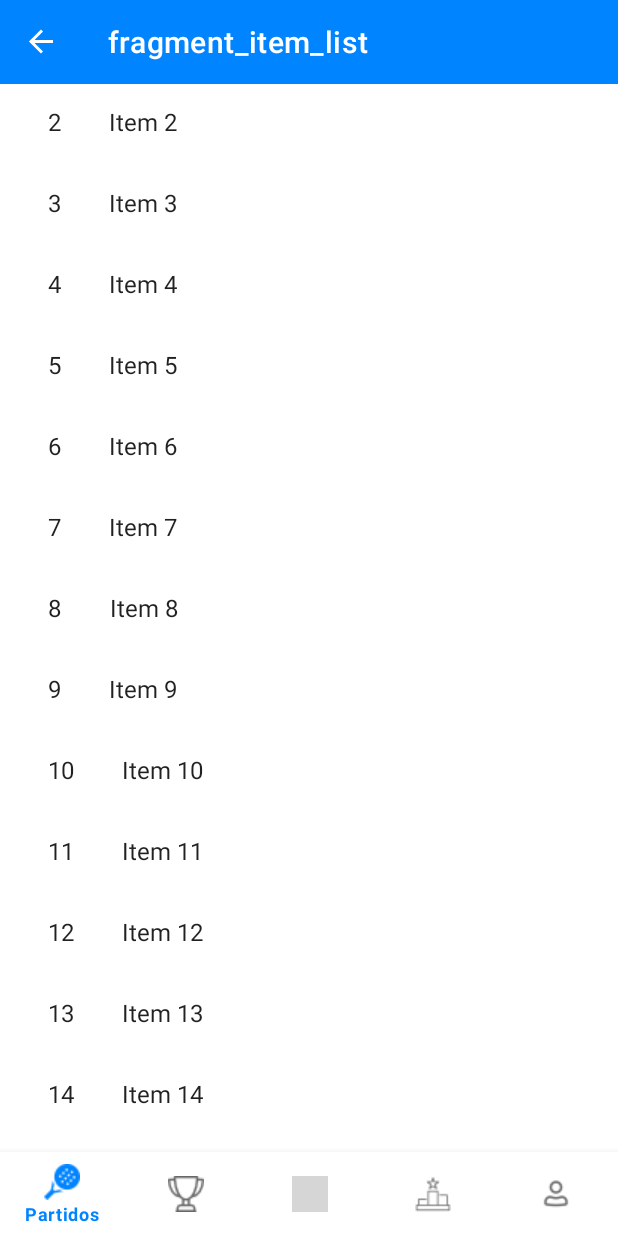
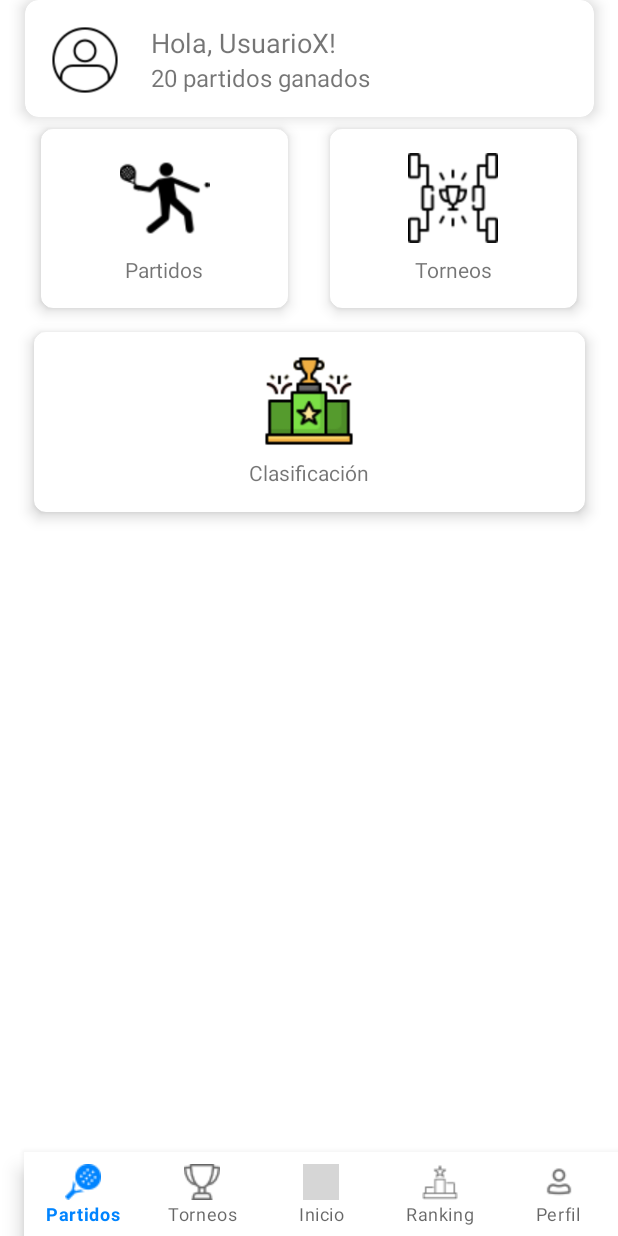
Before and after one commit to MafioP/PaddelConnectDev, an Android app: the screen it shows after launch (MainActivity), on a phone screen of 412 x 824 dp. Run offline under Robolectric (Android 15) with nearby library versions, the phone set to English and light mode, and no system bars; our stand-ins replace navigation-ui; grey boxes are pictures that could not be loaded.

Commit message:
Fix navegacion

```diff
--- a/app/src/main/java/com/uva/padelconnect/MainActivity.kt
+++ b/app/src/main/java/com/uva/padelconnect/MainActivity.kt
@@ -3,12 +3,19 @@ package com.uva.padelconnect
 import android.os.Bundle
 import com.google.android.material.bottomnavigation.BottomNavigationView
 import androidx.appcompat.app.AppCompatActivity
+import androidx.fragment.app.Fragment
+import androidx.fragment.app.replace
 import androidx.navigation.ui.AppBarConfiguration
 import androidx.navigation.findNavController
 import androidx.navigation.ui.setupActionBarWithNavController
 import androidx.navigation.ui.setupWithNavController
 import com.google.firebase.FirebaseApp
 import com.uva.padelconnect.databinding.ActivityMainBinding
+import com.uva.padelconnect.view.HomeFragment
+import com.uva.padelconnect.view.MatchesFragment
+import com.uva.padelconnect.view.ProfileFragment
+import com.uva.padelconnect.view.RankingFragment
+import com.uva.padelconnect.view.TournamentFragment
 
 
 class MainActivity : AppCompatActivity() {
@@ -19,22 +26,45 @@ class MainActivity : AppCompatActivity() {
         super.onCreate(savedInstanceState)
 
         binding = ActivityMainBinding.inflate(layoutInflater)
-        setSupportActionBar(binding.toolbar2)
         setContentView(binding.root)
+        replaceFragment(HomeFragment())
 
-        val navView: BottomNavigationView = binding.navView
+        binding.bottomNavigationView.setOnItemSelectedListener { menuItem ->
+            when (menuItem.itemId) {
+                R.id.matchFragment -> {
+                    //Navegar al Fragmento del partido
+                    val fragment = MatchesFragment()
+                    replaceFragment(fragment)
+                    true
+                }
+                R.id.profileFragment -> {
+                    //Navegar al perfil
+                    val fragment = ProfileFragment()
+                    replaceFragment(fragment)
+                    true
+                }
 
-        val navController = findNavController(R.id.nav_host_fragment_activity_main)
-        val appBarConfiguration = AppBarConfiguration(
-            setOf(
-                R.id.homeFragment
-            )
-        )
-        setupActionBarWithNavController(navController, appBarConfiguration)
-        navView.setupWithNavController(navController)
+                R.id.tournamentFragment->{
+                    //Navegar al Fragmento del Torneo
+                    val fragment= TournamentFragment()
+                    replaceFragment(fragment)
+                    true
+                }
+                R.id.homeFragment->{
+                    //Quedarse en Home
+                    replaceFragment(HomeFragment())
+                    true
+                }
+                else -> false
+            }
+        }
 
         // Inicialización de Firebase
         FirebaseApp.initializeApp(this)
+    }
+
+    private fun replaceFragment(fragment: Fragment) {
+        supportFragmentManager.beginTransaction().replace(R.id.frame_layout,fragment).commit()
     }
 /*
     override fun onCreateOptionsMenu(menu: Menu): Boolean {
--- a/app/src/main/res/layout/activity_main.xml
+++ b/app/src/main/res/layout/activity_main.xml
@@ -1,43 +1,36 @@
 <?xml version="1.0" encoding="utf-8"?>
-<androidx.constraintlayout.widget.ConstraintLayout xmlns:android="http://schemas.android.com/apk/res/android"
+<androidx.coordinatorlayout.widget.CoordinatorLayout xmlns:android="http://schemas.android.com/apk/res/android"
     xmlns:app="http://schemas.android.com/apk/res-auto"
     xmlns:tools="http://schemas.android.com/tools"
     android:id="@+id/drawer_layout"
     android:layout_width="match_parent"
     android:layout_height="match_parent"
     android:fitsSystemWindows="true"
-    tools:openDrawer="start">
+    tools:openDrawer="start"
+    tools:context=".MainActivity">
 
-    <com.google.android.material.bottomnavigation.BottomNavigationView
-        android:id="@+id/nav_view"
-        android:layout_width="0dp"
-        android:layout_height="wrap_content"
-        app:layout_constraintBottom_toBottomOf="parent"
-        app:layout_constraintLeft_toLeftOf="parent"
-        app:layout_constraintRight_toRightOf="parent"
-        app:menu="@menu/bottom_navigation_menu">
-
-    </com.google.android.material.bottomnavigation.BottomNavigationView>
-
-    <fragment
-        android:id="@+id/nav_host_fragment_activity_main"
-        class="androidx.navigation.fragment.NavHostFragment"
+    <com.google.android.material.bottomappbar.BottomAppBar
         android:layout_width="match_parent"
         android:layout_height="match_parent"
-        app:defaultNavHost="true"
-        app:layout_constraintBottom_toTopOf="@id/nav_view"
-        app:layout_constraintLeft_toLeftOf="parent"
-        app:layout_constraintRight_toRightOf="parent"
-        app:layout_constraintTop_toTopOf="parent"
-        app:navGraph="@navigation/mobile_navigation" />
+        android:id="@+id/bottomAppBar"
+        android:layout_gravity="bottom" >
 
-    <androidx.appcompat.widget.Toolbar
-        android:id="@+id/toolbar2"
+        <com.google.android.material.bottomnavigation.BottomNavigationView
+            android:id="@+id/bottomNavigationView"
+            android:layout_width="match_parent"
+            android:layout_height="wrap_content"
+            android:layout_gravity="bottom"
+            app:labelVisibilityMode="labeled"
+            app:menu="@menu/bottom_navigation_menu" />
+
+    </com.google.android.material.bottomappbar.BottomAppBar>
+
+    <FrameLayout
+        android:id="@+id/frame_layout"
         android:layout_width="match_parent"
-        android:layout_height="wrap_content"
-        android:background="?attr/colorPrimary"
-        android:minHeight="?attr/actionBarSize"
-        android:theme="?attr/actionBarTheme"
-        app:layout_constraintTop_toTopOf="parent" />
+        android:layout_height="match_parent"
+        app:layout_anchor="@+id/bottomAppBar"
+        app:layout_anchorGravity="center" />
 
-</androidx.constraintlayout.widget.ConstraintLayout>
+
+</androidx.coordinatorlayout.widget.CoordinatorLayout>
--- a/app/src/main/res/menu/bottom_navigation_menu.xml
+++ b/app/src/main/res/menu/bottom_navigation_menu.xml
@@ -1,27 +1,27 @@
 <?xml version="1.0" encoding="utf-8"?>
 <menu xmlns:android="http://schemas.android.com/apk/res/android">
         <item
-            android:id="@+id/action_partidos"
+            android:id="@+id/matchFragment"
             android:icon="@drawable/ic_partidos_inf"
             android:title="@string/menu_matches" />
 
         <item
-            android:id="@+id/action_tournament"
+            android:id="@+id/tournamentFragment"
             android:icon="@drawable/ic_torneos_inf"
             android:title="@string/menu_tournaments" />
 
         <item
-            android:id="@+id/action_inicio"
+            android:id="@+id/homeFragment"
             android:icon="@drawable/ic_home_inf"
             android:title="@string/menu_home" />
 
         <item
-            android:id="@+id/action_ranking"
+            android:id="@+id/ranking"
             android:icon="@drawable/ic_clasificacion_inf"
             android:title="@string/menu_ranking" />
 
         <item
-            android:id="@+id/action_profile"
+            android:id="@+id/profileFragment"
             android:icon="@drawable/ic_perfil_inf"
             android:title="@string/menu_profile" />
 
--- a/app/src/main/res/navigation/mobile_navigation.xml
+++ b/app/src/main/res/navigation/mobile_navigation.xml
@@ -3,7 +3,7 @@
     xmlns:app="http://schemas.android.com/apk/res-auto"
     xmlns:tools="http://schemas.android.com/tools"
     android:id="@+id/mobile_navigation"
-    app:startDestination="@id/itemFragment">
+    app:startDestination="@id/homeFragment">
 
     <fragment
         android:id="@+id/matchesListFragment"
@@ -44,6 +44,7 @@
     <!-- Definir la acción para navegar de loginFragment a homeFragment -->
     <action
         android:id="@+id/action_loginFragment_to_homeFragment"
+        android:name="com.uva.padelconnect.view.CreateMatchFragment"
         app:destination="@id/homeFragment" />
 
     <!-- Definir la acción para navegar de registerFragment a homeFragment -->
@@ -75,10 +76,5 @@
     <action
         android:id="@+id/action_matchesListFragment_to_matchFragment"
         app:destination="@id/matchFragment" />
-    <fragment
-        android:id="@+id/itemFragment"
-        android:name="com.uva.padelconnect.ItemFragment"
-        android:label="fragment_item_list"
-        tools:layout="@layout/fragment_item_list" />
 
 </navigation>
```
Also changed, not shown: app/src/main/java/com/uva/padelconnect/view/HomeFragment.kt (+3 -9 lines), app/src/main/res/layout/app_bar_main.xml (deleted, +0 -25 lines), app/src/main/res/layout/content_main.xml (deleted, +0 -21 lines).
